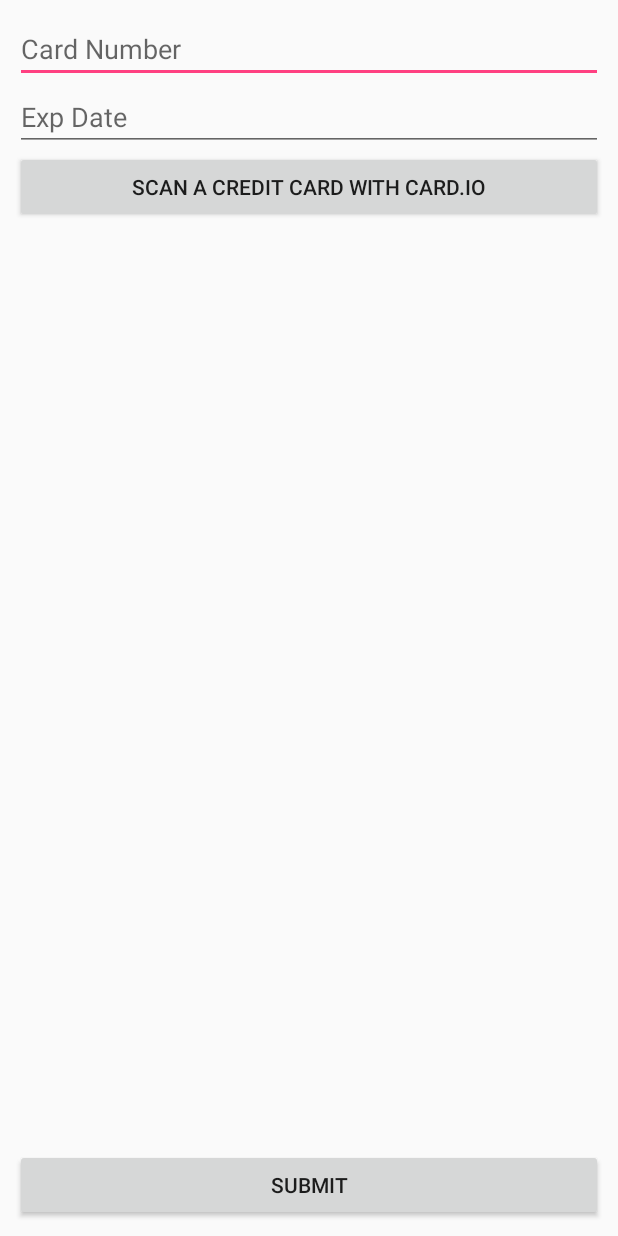
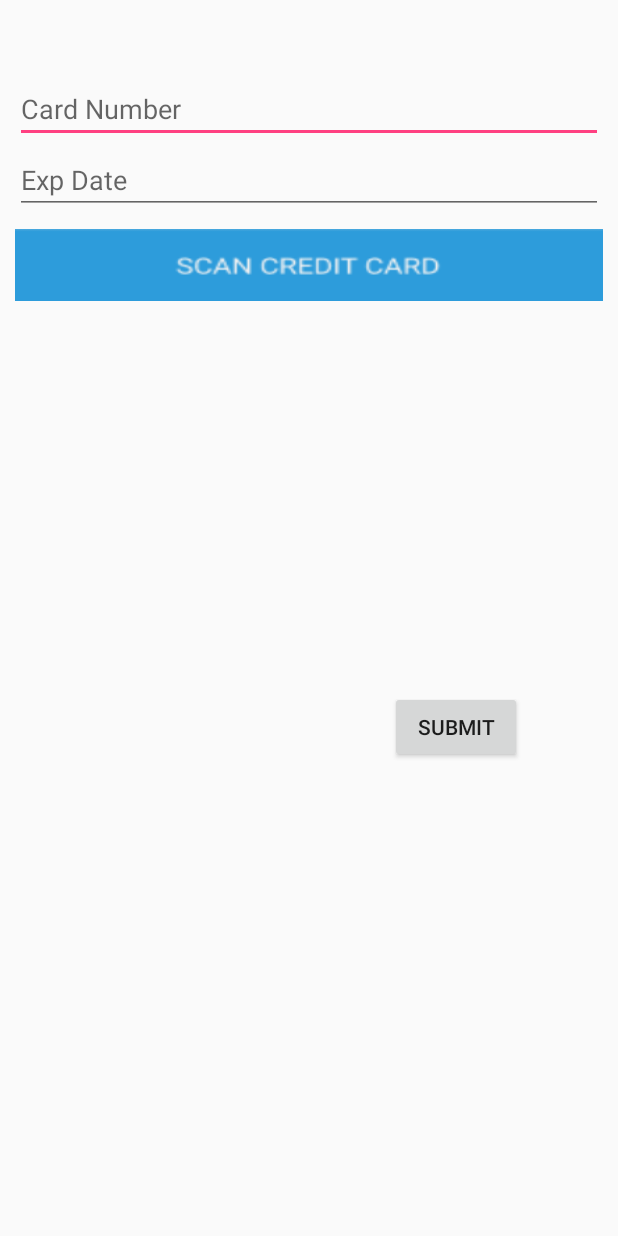
Before and after one commit to mrchianglin/Gogo, an Android app: the layout activity_scan.xml on its own in the app's theme, with its tools: preview values and no code run, on a phone screen of 412 x 824 dp. Run offline under Robolectric (Android 15) with nearby library versions, the phone set to English and light mode, and no system bars.

Commit message:
Implemented UI in ScanActivity

```diff
--- a/app/src/main/res/layout/activity_scan.xml
+++ b/app/src/main/res/layout/activity_scan.xml
@@ -11,6 +11,8 @@
         android:inputType="number"
         android:ems="10"
         android:maxLength="19"
+        android:layout_marginTop="40dp"
+        android:layout_marginBottom="2dp"
         android:hint="Card Number"
         android:id="@+id/CreditCardNumber" />
 
@@ -20,34 +22,23 @@
         android:inputType="date"
         android:ems="10"
         android:maxLength="6"
+        android:layout_marginBottom="10dp"
         android:hint="Exp Date"
         android:id="@+id/CreditCardDate"/>
-    <!--<DatePicker-->
-        <!--android:layout_width="match_parent"-->
-        <!--android:layout_height="wrap_content"-->
-        <!--android:datePickerMode="spinner"-->
-        <!--android:calendarViewShown="false"-->
-        <!--android:id="@+id/CreditCardDate"-->
-        <!--&gt;</DatePicker>-->
 
     <Button
         android:id="@+id/scanButton"
         android:layout_width="match_parent"
         android:layout_height="wrap_content"
-        android:text="Scan a credit card with card.io"
+        android:background="@drawable/gogoscan"
         android:onClick="onScanPress"/>
 
-    <TextView
-        android:id="@+id/resultTextView"
-        android:layout_width="match_parent"
-        android:layout_height="wrap_content"
-        android:layout_weight="0.95"
-        android:text=""/>
-
     <Button
-        android:layout_width="match_parent"
+        android:layout_width="wrap_content"
         android:layout_height="wrap_content"
         android:text="SUBMIT"
+        android:layout_marginLeft="250dp"
+        android:layout_marginTop="260dp"
         android:id="@+id/submitButton" />
 
 </LinearLayout>
```
Also changed, not shown: app/src/main/AndroidManifest.xml (+7 -6 lines), app/src/main/java/chiangli/edu/calpoly/edu/slosaferide/ScanActivity.java (+7 -8 lines), app/src/main/res/drawable/gogoscan.png (added).
